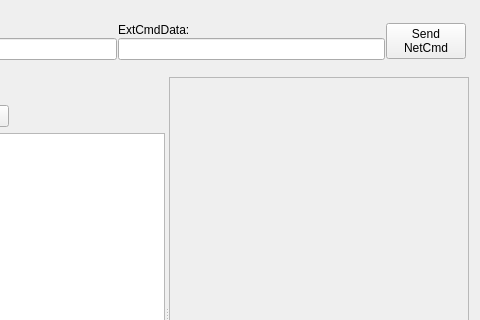
Qt form Lib/Net/NetObj_Monitor.ui (break11/AutoStorage) before a commit; both pictures show x 382 to 862 and y 0 to 320 of the 862 by 566 pixel window.
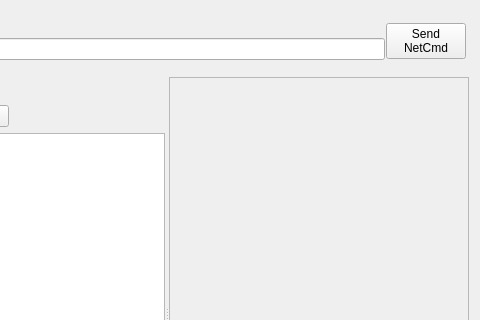
The same form after that commit. Icons and pictures are not drawn.

Diff of the .ui file:
```diff
--- a/Lib/Net/NetObj_Monitor.ui
+++ b/Lib/Net/NetObj_Monitor.ui
@@ -130,16 +130,6 @@
           <property name="spacing">
            <number>1</number>
           </property>
-          <item>
-           <widget class="QLabel" name="lbExtCmdData">
-            <property name="text">
-             <string>ExtCmdData:</string>
-            </property>
-           </widget>
-          </item>
-          <item>
-           <widget class="QLineEdit" name="leExtCmdData"/>
-          </item>
          </layout>
         </item>
         <item>
```
